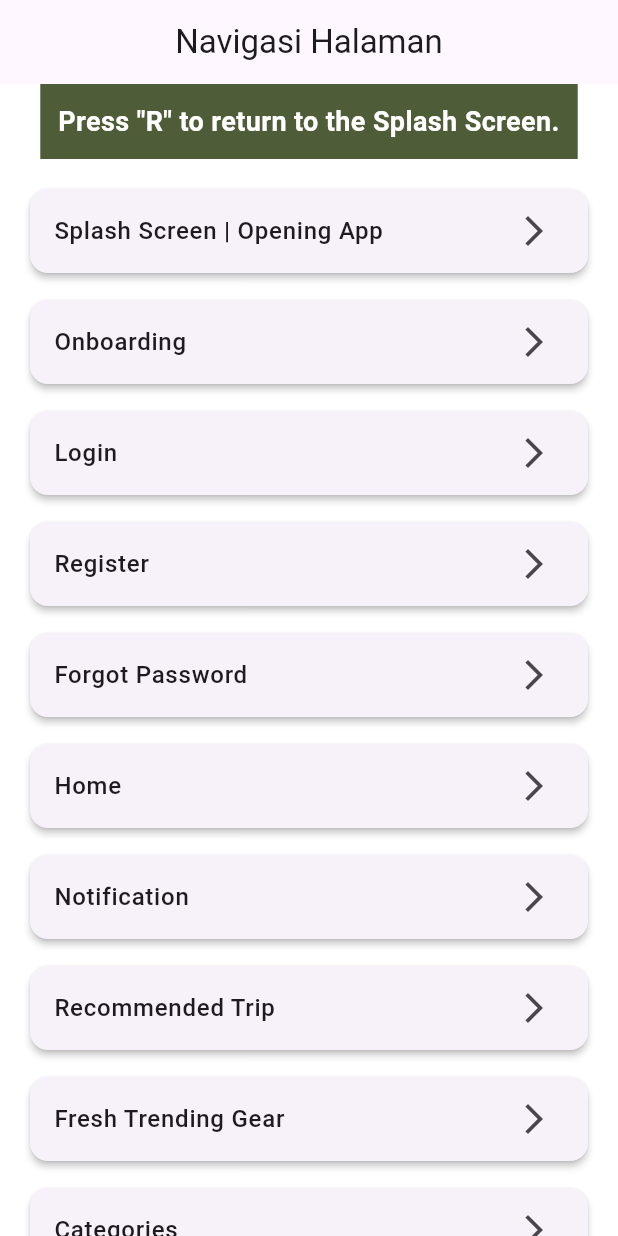
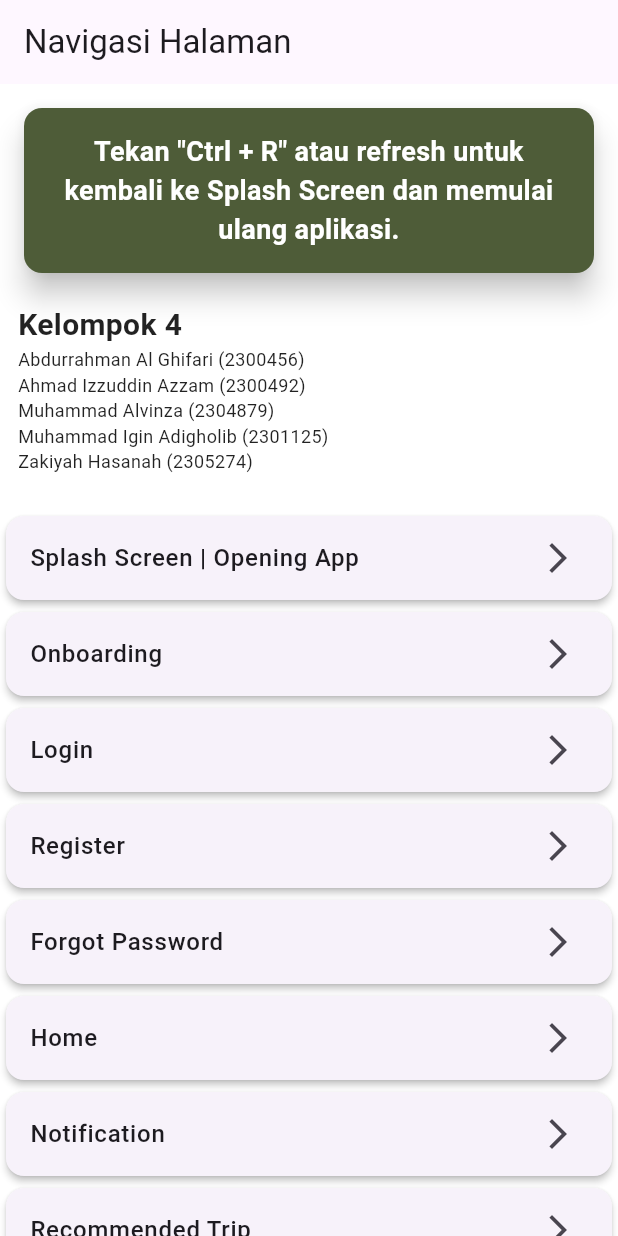
Before and after one commit to kiy4h/campedia, a Flutter app: the screen it shows after launch, on a phone screen of 412 x 824 dp. Run offline on Flutter 3.47's test engine with Material 3 defaults, Android fonts, the phone set to English and light mode, and no system bars; our stand-ins replace flutter_countdown_timer, flutter_map, font_awesome_flutter, google_fonts, latlong2.

Commit message:
Update Pemberitahuan dan Navigasi serta Nama Kelompok

```diff
--- a/lib/Tugas3MainPage/Tugas3MainPage.dart
+++ b/lib/Tugas3MainPage/Tugas3MainPage.dart
@@ -106,16 +106,27 @@ class _Tugas3ProvisPageState extends State<Tugas3ProvisPage> {
       child: Scaffold(
         appBar: AppBar(
           title: Text('Navigasi Halaman'),
-          centerTitle: true,
         ),
-        body: Column(
+        body: CustomScrollView(
+          slivers: [
+            // Move the notification information into the main content area below the AppBar
+            SliverToBoxAdapter(
+              child: Padding(
+                padding: const EdgeInsets.all(12.0),
+                child: Column(
+                  crossAxisAlignment: CrossAxisAlignment.start,
                   children: [
-            // The notification directly beneath the AppBar
-            Container(
-              color: Color(0xFF4E5C38), // Background color for the notification
-              padding: EdgeInsets.all(12),
+                    // Card displaying the notification message
+                    Card(
+                      elevation: 8,
+                      shape: RoundedRectangleBorder(
+                        borderRadius: BorderRadius.circular(12),
+                      ),
+                      color: Color(0xFF4E5C38),
+                      child: Padding(
+                        padding: const EdgeInsets.all(16.0),
                         child: Text(
-                'Press "R" to return to the Splash Screen.',
+                          'Tekan "Ctrl + R" atau refresh untuk kembali ke Splash Screen dan memulai ulang aplikasi.',
                           style: TextStyle(
                             fontSize: 18,
                             fontWeight: FontWeight.w600,
@@ -124,12 +135,32 @@ class _Tugas3ProvisPageState extends State<Tugas3ProvisPage> {
                           textAlign: TextAlign.center,
                         ),
                       ),
-            Expanded(
-              child: ListView.separated(
-                padding: EdgeInsets.all(16.0),
-                itemCount: pages.length,
-                separatorBuilder: (_, __) => SizedBox(height: 10),
-                itemBuilder: (context, index) {
+                    ),
+                    SizedBox(height: 16),
+                    const Text(
+                      "Kelompok 4",
+                      style: TextStyle(
+                        fontSize: 20,
+                        fontWeight: FontWeight.bold,
+                        color: Colors.black87,
+                      ),
+                    ),
+                    const Text(
+                      "Abdurrahman Al Ghifari (2300456)\nAhmad Izzuddin Azzam (2300492)\nMuhammad Alvinza (2304879)\nMuhammad Igin Adigholib (2301125)\nZakiyah Hasanah (2305274)",
+                      style: TextStyle(
+                        fontSize: 12,
+                        color: Colors.black87,
+                      ),
+                    ),
+                    const SizedBox(height: 12),
+                  ],
+                ),
+              ),
+            ),
+            // The rest of the page content
+            SliverList(
+              delegate: SliverChildBuilderDelegate(
+                (BuildContext context, int index) {
                   return Card(
                     elevation: 2,
                     shape: RoundedRectangleBorder(
@@ -152,6 +183,7 @@ class _Tugas3ProvisPageState extends State<Tugas3ProvisPage> {
                     ),
                   );
                 },
+                childCount: pages.length,
               ),
             ),
           ],
```
Lines whose indentation alone changed are shown as unchanged.
